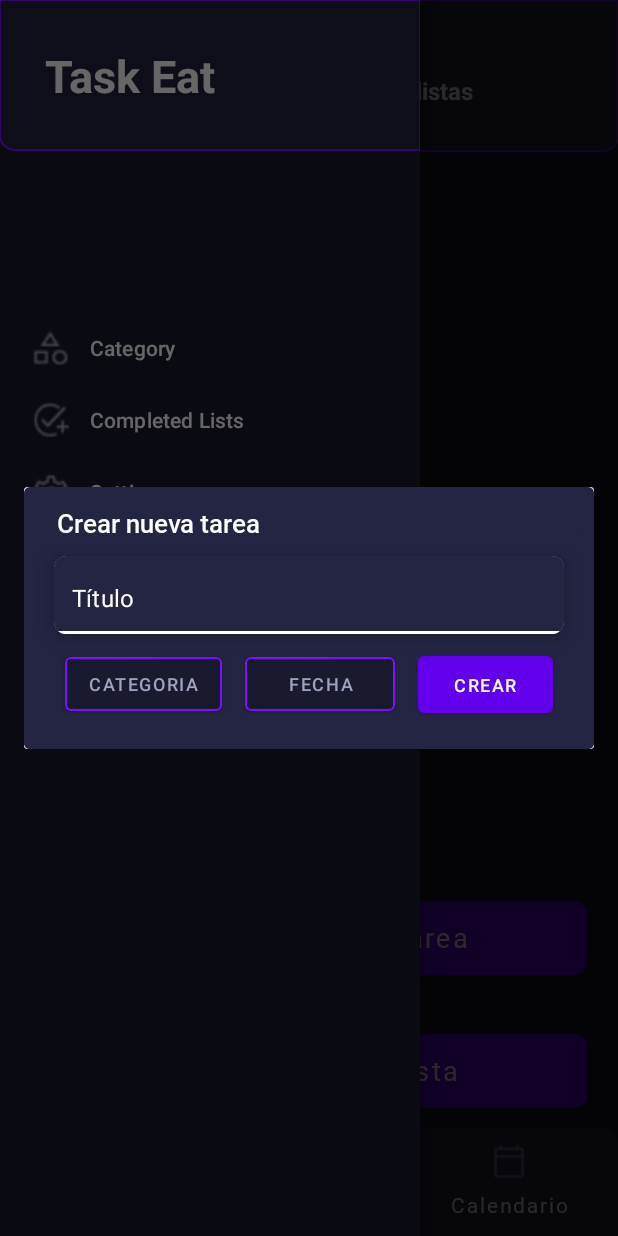
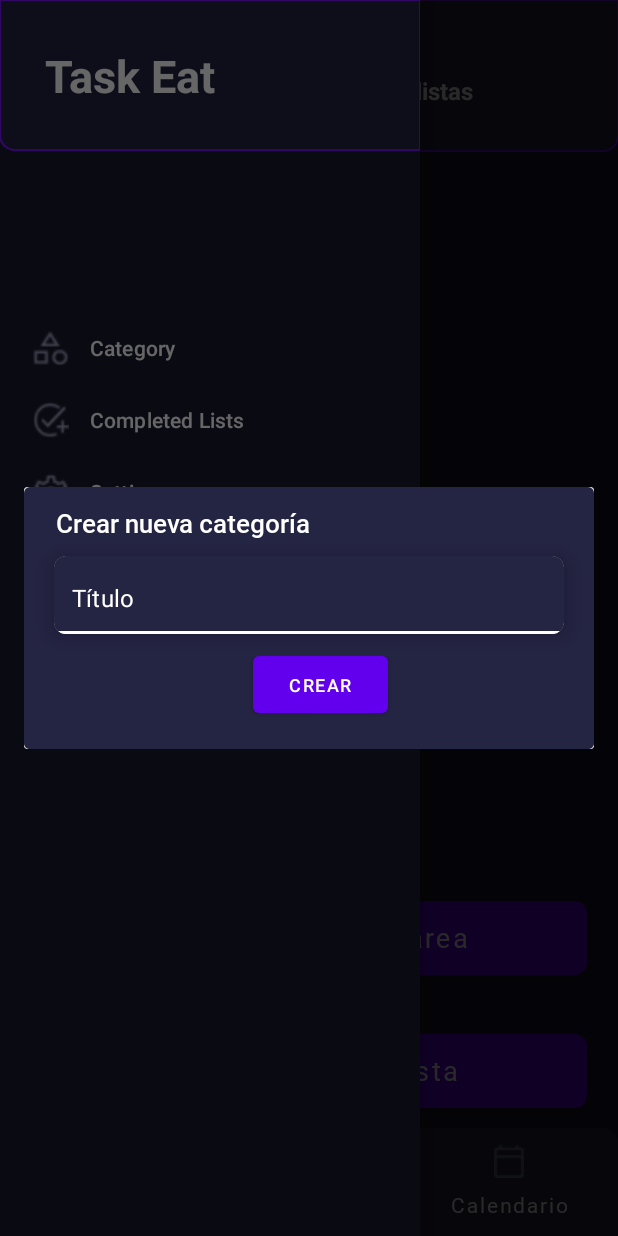
Before and after one commit to gonmarmar5/taskEat, an Android app: the fragment CategoryDialogFragment placed in its activity, with the side drawer open, on a phone screen of 412 x 824 dp. Run offline under Robolectric (Android 15) with nearby library versions, the phone set to English and light mode, and no system bars; our stand-ins replace Firebase (no records; nobody signed in at launch, a user with empty details on screens opened directly).

Commit message:
Categories working

```diff
--- a/app/src/main/java/com/bugastudio/taskeat/MainActivity.kt
+++ b/app/src/main/java/com/bugastudio/taskeat/MainActivity.kt
@@ -6,10 +6,10 @@ import androidx.appcompat.app.ActionBarDrawerToggle
 import androidx.appcompat.app.AppCompatActivity
 import androidx.core.view.GravityCompat
 import androidx.drawerlayout.widget.DrawerLayout
+import androidx.fragment.app.FragmentManager
 import com.bugastudio.taskeat.fragments.CategoryDialogFragment
 import com.bugastudio.taskeat.fragments.ToDoDialogFragment
 import com.bugastudio.taskeat.utils.model.CategoryData
-import com.bugastudio.taskeat.utils.model.ToDoData
 import com.google.android.material.navigation.NavigationView
 import com.google.android.material.textfield.TextInputEditText
 import com.google.firebase.auth.FirebaseAuth
@@ -53,16 +53,29 @@ class MainActivity : AppCompatActivity() {
         // Call setNavigationItemSelectedListener on the NavigationView to detect when items are clicked
         navView.setNavigationItemSelectedListener { menuItem ->
             when (menuItem.itemId) {
-                R.id.myProfile -> {
-                    Toast.makeText(this, "My Profile", Toast.LENGTH_SHORT).show()
+                R.id.category -> {
+                    println("CLicakste")
+                    Toast.makeText(this, "Category clicked", Toast.LENGTH_SHORT).show()
+
+                    if (frag != null)
+                        supportFragmentManager.beginTransaction().remove(frag!!).commit() //El support me lo he inventado
+                    frag = CategoryDialogFragment()
+                    frag!!.setListener(this)
+
+                    frag!!.show(
+                        supportFragmentManager,
+                        CategoryDialogFragment.TAG
+                    )
+
+
                     true
                 }
-                R.id.people -> {
-                    Toast.makeText(this, "People", Toast.LENGTH_SHORT).show()
+                R.id.completedList -> {
+                    Toast.makeText(this, "Completed List clicked", Toast.LENGTH_SHORT).show()
                     true
                 }
                 R.id.settings -> {
-                    Toast.makeText(this, "Settings", Toast.LENGTH_SHORT).show()
+                    Toast.makeText(this, "Settings clicked", Toast.LENGTH_SHORT).show()
                     true
                 }
                 else -> {
@@ -70,8 +83,6 @@ class MainActivity : AppCompatActivity() {
                 }
             }
         }
-
-        menuEvents(this)
 
     }
     private fun init() {
@@ -81,23 +92,6 @@ class MainActivity : AppCompatActivity() {
         database = Firebase.database("https://taskeat-d0db2-default-rtdb.europe-west1.firebasedatabase.app").getReference("Category").child(authId)
 
     }
-    private fun menuEvents(
-        listener: MainActivity
-    ){
-        navView.setOnClickListener {
-
-            if (frag != null)
-                supportFragmentManager.beginTransaction().remove(frag!!).commit()
-            frag = CategoryDialogFragment()
-            frag!!.setListener(listener)
-
-            frag!!.show(
-                supportFragmentManager,
-                ToDoDialogFragment.TAG
-            )
-
-        }
-    }
 
     // override the onSupportNavigateUp() function to launch the Drawer when the hamburger icon is clicked
     override fun onSupportNavigateUp(): Boolean {
@@ -106,6 +100,7 @@ class MainActivity : AppCompatActivity() {
     }
 
     // override the onBackPressed() function to close the Drawer when the back button is clicked
+
     override fun onBackPressed() {
         if (this.drawerLayout.isDrawerOpen(GravityCompat.START)) {
             this.drawerLayout.closeDrawer(GravityCompat.START)
--- a/app/src/main/java/com/bugastudio/taskeat/fragments/CategoryDialogFragment.kt
+++ b/app/src/main/java/com/bugastudio/taskeat/fragments/CategoryDialogFragment.kt
@@ -6,6 +6,7 @@ import android.view.View
 import android.view.ViewGroup
 import androidx.fragment.app.DialogFragment
 import com.bugastudio.taskeat.MainActivity
+import com.bugastudio.taskeat.databinding.FragmentCategoryDialogBinding
 import com.bugastudio.taskeat.databinding.FragmentToDoDialogBinding
 import com.bugastudio.taskeat.utils.model.CategoryData
 import com.bugastudio.taskeat.utils.model.ToDoData
@@ -13,7 +14,7 @@ import com.google.android.material.textfield.TextInputEditText
 
 class CategoryDialogFragment : DialogFragment() {
 
-    private lateinit var binding: FragmentToDoDialogBinding
+    private lateinit var binding: FragmentCategoryDialogBinding
     private var listener : MainActivity? = null
     private var categoryData: CategoryData? = null
 
@@ -26,7 +27,7 @@ class CategoryDialogFragment : DialogFragment() {
         const val TAG = "DialogFragment"
         @JvmStatic
         fun newInstance(taskId: String, task: String) =
-            ToDoDialogFragment().apply {
+            CategoryDialogFragment().apply {
                 arguments = Bundle().apply {
                     putString("taskId", taskId)
                     putString("task", task)
@@ -42,7 +43,7 @@ class CategoryDialogFragment : DialogFragment() {
     ): View? {
         // Inflate the layout for this fragment
 
-        binding = FragmentToDoDialogBinding.inflate(inflater , container,false)
+        binding = FragmentCategoryDialogBinding.inflate(inflater , container,false)
         return binding.root
     }
 
--- a/app/src/main/res/layout/activity_main.xml
+++ b/app/src/main/res/layout/activity_main.xml
@@ -7,16 +7,7 @@
     android:layout_height="match_parent"
     tools:context=".MainActivity">
 
-    <com.google.android.material.navigation.NavigationView
-        android:id="@+id/navView"
-        android:layout_width="wrap_content"
-        android:layout_height="match_parent"
-        android:layout_gravity="start"
-        app:menu="@menu/drawer_list"
-        android:background="@color/background"
-        app:itemTextColor="@color/white"
-        app:itemIconTint="@color/icons"
-        app:headerLayout="@layout/nav_header"/>
+
 
     <LinearLayout
         android:layout_width="match_parent"
@@ -54,4 +45,16 @@
         app:defaultNavHost="true"
         app:navGraph="@navigation/main_nav_graph" />
 
+
+    <com.google.android.material.navigation.NavigationView
+        android:id="@+id/navView"
+        android:layout_width="wrap_content"
+        android:layout_height="match_parent"
+        android:layout_gravity="start"
+        app:menu="@menu/drawer_list"
+        android:background="@color/background"
+        app:itemTextColor="@color/white"
+        app:itemIconTint="@color/icons"
+        app:headerLayout="@layout/nav_header"/>
+
 </androidx.drawerlayout.widget.DrawerLayout>
--- /dev/null
+++ b/app/src/main/res/layout/fragment_category_dialog.xml
@@ -0,0 +1,115 @@
+<?xml version="1.0" encoding="utf-8"?>
+<com.google.android.material.card.MaterialCardView xmlns:android="http://schemas.android.com/apk/res/android"
+    xmlns:app="http://schemas.android.com/apk/res-auto"
+    xmlns:tools="http://schemas.android.com/tools"
+    android:layout_width="400dp"
+    android:layout_height="wrap_content"
+    tools:context=".fragments.ToDoDialogFragment">
+
+
+    <androidx.constraintlayout.widget.ConstraintLayout
+        android:layout_width="match_parent"
+        android:layout_height="wrap_content"
+        android:background="@color/background_task"
+        app:strokeColor="@color/electric_purple"
+        app:strokeWidth="1dp">
+
+        <TextView
+            android:id="@+id/textView"
+            android:layout_width="wrap_content"
+            android:layout_height="wrap_content"
+            android:layout_marginBottom="0dp"
+            android:fontFamily="@font/roboto_medium"
+            android:gravity="center_horizontal"
+            android:text="@string/create_new_category"
+            android:textColor="@color/white"
+            android:layout_marginTop="12dp"
+            android:layout_marginLeft="12dp"
+            android:textSize="17sp"
+            app:layout_constraintStart_toStartOf="@+id/cardView1"
+            app:layout_constraintTop_toTopOf="parent"></TextView>
+
+        <ImageView
+            android:id="@+id/todoClose"
+            android:layout_width="1dp"
+            android:layout_height="1dp"
+            android:layout_marginTop="30dp"
+            android:src="@drawable/ic_baseline_close_24"
+            app:layout_constraintEnd_toEndOf="@+id/cardView1"
+            app:layout_constraintTop_toTopOf="parent" />
+
+        <com.google.android.material.card.MaterialCardView
+            android:id="@+id/cardView1"
+            android:layout_width="0dp"
+            app:layout_constraintWidth_percent="0.95"
+            android:layout_height="wrap_content"
+            android:layout_marginHorizontal="16dp"
+            app:cardCornerRadius="8dp"
+            android:background="@android:color/transparent"
+            app:cardElevation="8dp"
+            app:cardUseCompatPadding="true"
+            app:layout_constraintEnd_toEndOf="parent"
+            app:layout_constraintHorizontal_bias="0.5"
+            app:layout_constraintStart_toStartOf="parent"
+            app:layout_constraintTop_toBottomOf="@+id/todoClose">
+
+            <com.google.android.material.textfield.TextInputLayout
+                android:id="@+id/todoTI"
+                android:layout_width="match_parent"
+                android:layout_height="50dp"
+                app:boxStrokeWidth="0dp"
+                app:boxStrokeWidthFocused="0dp"
+                app:boxBackgroundColor = "@color/background_task"
+                app:hintEnabled="false">
+
+                <com.google.android.material.textfield.TextInputEditText
+                    android:id="@+id/todoEt"
+                    android:layout_width="match_parent"
+                    android:layout_height="50dp"
+                    android:hint="@string/type_title"
+                    android:textColorHint="@color/white"
+                    android:inputType="text"
+                    android:textColor="@color/white"
+                    android:paddingStart="12dp"
+                    android:paddingTop="15dp" />
+
+            </com.google.android.material.textfield.TextInputLayout>
+
+            <View
+                android:layout_width="wrap_content"
+                android:layout_height="2dp"
+                android:layout_marginTop="50dp"
+                android:background="@color/white"
+                />
+
+        </com.google.android.material.card.MaterialCardView>
+
+        <LinearLayout
+            android:id="@+id/top_layout"
+            android:layout_width="match_parent"
+            android:layout_height="wrap_content"
+            android:orientation="horizontal"
+            android:background="@color/background_task"
+            android:gravity="center"
+            app:layout_constraintTop_toBottomOf="@+id/cardView1"
+            app:layout_constraintStart_toStartOf="@+id/cardView1"
+            app:layout_constraintEnd_toEndOf="@+id/cardView1">
+
+
+            <Button
+                android:id="@+id/todoNextBtn"
+                android:layout_width="90dp"
+                android:layout_height="50dp"
+                android:layout_marginLeft="15dp"
+                android:textSize="12dp"
+                android:layout_marginBottom="12dp"
+                android:src="@color/electric_purple"
+                android:text="@string/create_task">
+            </Button>
+
+        </LinearLayout>
+
+
+    </androidx.constraintlayout.widget.ConstraintLayout>
+
+</com.google.android.material.card.MaterialCardView>
--- a/app/src/main/res/menu/drawer_list.xml
+++ b/app/src/main/res/menu/drawer_list.xml
@@ -2,11 +2,11 @@
 <menu xmlns:android="http://schemas.android.com/apk/res/android">
 
     <item
-        android:id="@+id/myProfile"
+        android:id="@+id/category"
         android:icon="@drawable/category"
         android:title="Category" />
     <item
-        android:id="@+id/people"
+        android:id="@+id/completedList"
         android:icon="@drawable/completed_lists"
         android:title="Completed Lists" />
     <item
--- a/app/src/main/res/values/strings.xml
+++ b/app/src/main/res/values/strings.xml
@@ -18,6 +18,7 @@
     <string name="my_tasks">Tienes 4 alimentos en tus listas</string>
     <string name="create_task"> Crear </string>
     <string name="create_new_task"> Crear nueva tarea </string>
+    <string name="create_new_category"> Crear nueva categoría </string>
     <string name="category"> Categoria </string>
     <string name="date"> Fecha </string>
     <string name="navigation_drawer_open"> ABRIENDOSE Y TAL </string>
```
